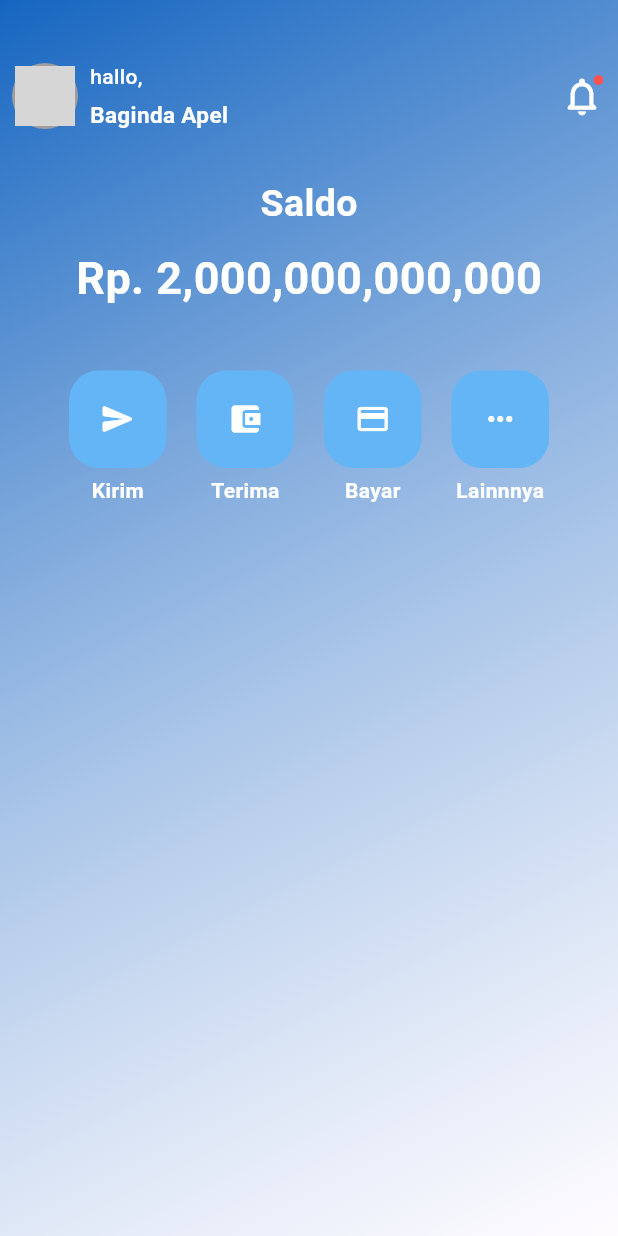
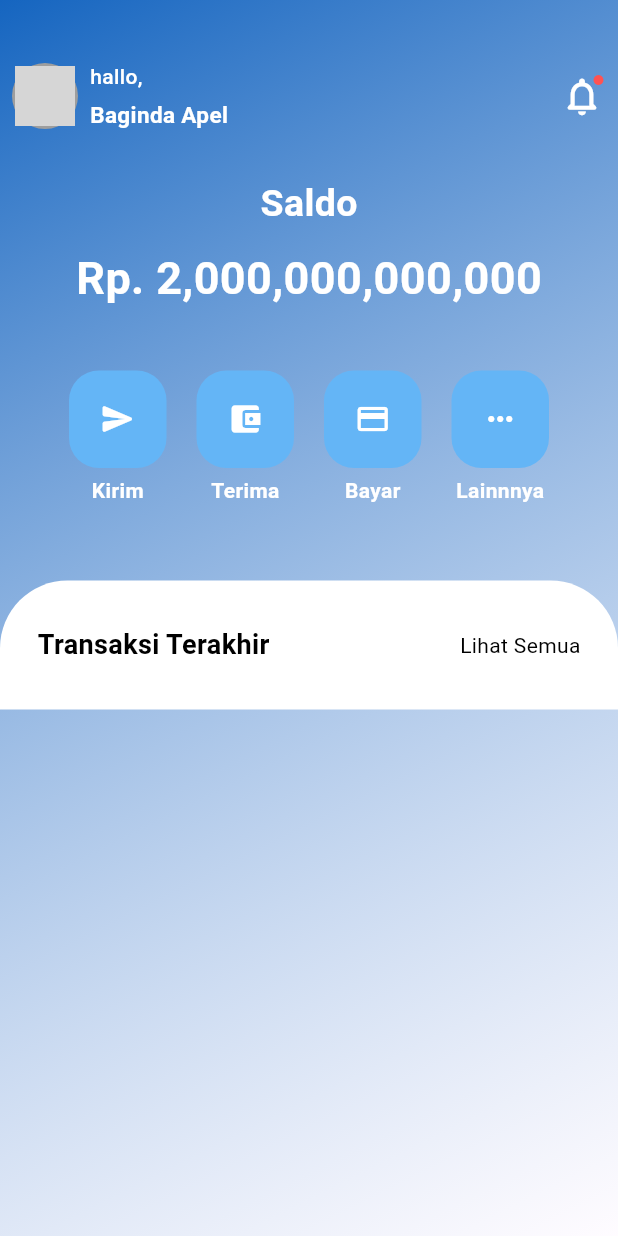
Before and after one commit to adnfutuh/ewallet_app, a Flutter app: the screen it shows after launch, on a phone screen of 412 x 824 dp. Run offline on Flutter 3.47's test engine with Material 3 defaults, Android fonts, the phone set to English and light mode, and no system bars; grey boxes are pictures that could not be loaded.

```diff
--- a/lib/screen/home_page.dart
+++ b/lib/screen/home_page.dart
@@ -141,7 +141,51 @@ class _HomePageState extends State<HomePage> {
                   ),
                 ],
               ),
-            )
+            ),
+            Container(
+              margin: const EdgeInsets.only(top: 50),
+              decoration: const BoxDecoration(
+                color: Colors.white,
+                borderRadius: BorderRadius.vertical(
+                  top: Radius.circular(45),
+                ),
+              ),
+              child: Column(
+                children: [
+                  Padding(
+                    padding: const EdgeInsets.symmetric(
+                      vertical: 30,
+                      horizontal: 25,
+                    ),
+                    child: Row(
+                      children: [
+                        const Expanded(
+                          child: Text(
+                            'Transaksi Terakhir',
+                            style: TextStyle(
+                              color: Colors.black,
+                              fontSize: 18,
+                              fontWeight: FontWeight.bold,
+                            ),
+                          ),
+                        ),
+                        GestureDetector(
+                          onTap: () {},
+                          child: const Text(
+                            'Lihat Semua',
+                            textAlign: TextAlign.right,
+                            style: TextStyle(
+                              color: Colors.black,
+                              fontSize: 14,
+                            ),
+                          ),
+                        )
+                      ],
+                    ),
+                  ),
+                ],
+              ),
+            ),
           ],
         ),
       ),
```
